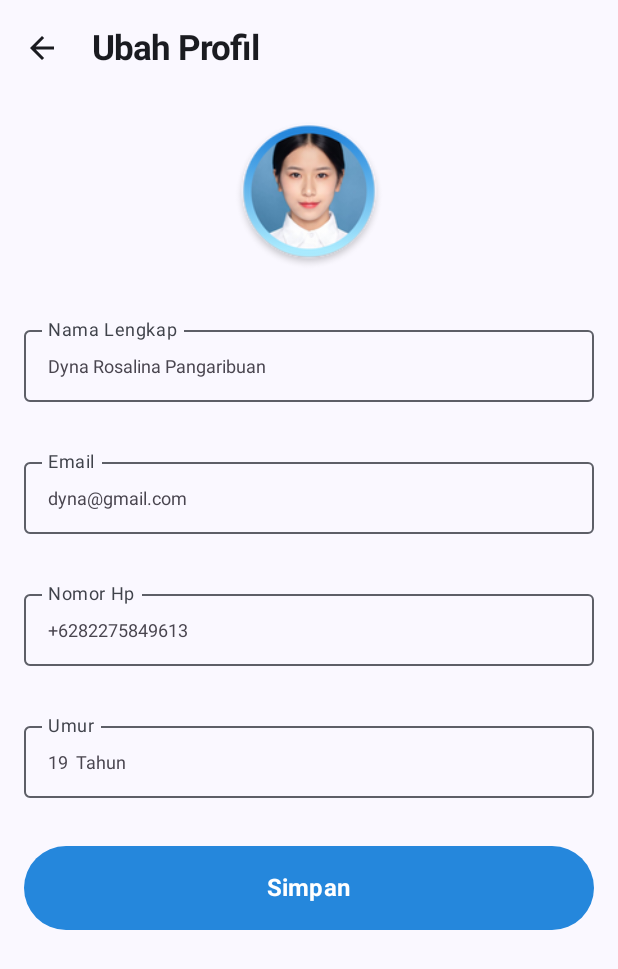
After one commit to syfanadya/BookLend, an Android app built with Jetpack Compose: the composable UbahProfil shown on its own in the app's theme, on a phone screen of 412 x 824 dp. The commit adds this screen. Shown: the top 969 px of the screen. Run offline under Robolectric (Android 15) with nearby library versions, the phone set to English and light mode, and no system bars.

Commit message:
Commit Ubah Profil

```diff
--- /dev/null
+++ b/app/src/main/java/org/d3if3128/booklend/ui/screen/UbahProfil.kt
@@ -0,0 +1,262 @@
+package org.d3if3128.booklend.ui.screen
+
+
+import android.annotation.SuppressLint
+import androidx.compose.foundation.Image
+import androidx.compose.foundation.clickable
+import androidx.compose.foundation.layout.Arrangement
+import androidx.compose.foundation.layout.Column
+import androidx.compose.foundation.layout.PaddingValues
+import androidx.compose.foundation.layout.Row
+import androidx.compose.foundation.layout.fillMaxSize
+import androidx.compose.foundation.layout.fillMaxWidth
+import androidx.compose.foundation.layout.height
+import androidx.compose.foundation.layout.padding
+import androidx.compose.foundation.layout.width
+import androidx.compose.foundation.shape.RoundedCornerShape
+import androidx.compose.foundation.text.KeyboardOptions
+import androidx.compose.material.icons.Icons
+import androidx.compose.material.icons.filled.ArrowBack
+import androidx.compose.material3.Button
+import androidx.compose.material3.ButtonDefaults
+import androidx.compose.material3.ExperimentalMaterial3Api
+import androidx.compose.material3.Icon
+import androidx.compose.material3.IconButton
+import androidx.compose.material3.OutlinedTextField
+import androidx.compose.material3.Scaffold
+import androidx.compose.material3.Text
+import androidx.compose.material3.TopAppBar
+import androidx.compose.runtime.Composable
+import androidx.compose.ui.Alignment
+import androidx.compose.ui.Modifier
+import androidx.compose.ui.graphics.Color
+import androidx.compose.ui.layout.ContentScale
+import androidx.compose.ui.res.painterResource
+import androidx.compose.ui.res.stringResource
+import androidx.compose.ui.text.TextStyle
+import androidx.compose.ui.text.font.FontWeight
+import androidx.compose.ui.text.input.ImeAction
+import androidx.compose.ui.text.input.KeyboardType
+import androidx.compose.ui.tooling.preview.Preview
+import androidx.compose.ui.unit.dp
+import androidx.compose.ui.unit.sp
+import org.d3if3128.booklend.R
+import org.d3if3128.booklend.model.DataGambar
+import org.d3if3128.booklend.ui.theme.BookLendTheme
+
+@SuppressLint("UnusedMaterial3ScaffoldPaddingParameter")
+@OptIn(ExperimentalMaterial3Api::class)
+@Composable
+fun UbahProfil() {
+
+    Scaffold(
+        topBar = {
+            TopAppBar(
+                title = { Text(text = " Ubah Profil" ,
+                    style = TextStyle(
+                        fontSize = 23.sp,
+                        fontWeight = FontWeight.Bold )
+                ) },
+                navigationIcon = {
+                    IconButton(onClick = { /* Handle back button click */ }) {
+                        Icon(Icons.Default.ArrowBack, contentDescription = "Back")
+                    }
+                }
+            )
+        }
+    ) { padding ->
+        FormUbahProfil(
+            nama = "Dyna Rosalina Pangaribuan",
+            onNamaChange = { /* handle nama change */ },
+            email = "dyna@gmail.com",
+            onEmailChange = { /* handle email change */ },
+            nomorHp = "+6282275849613",
+            onNomorHPChange = { /* handle nomorHP change */ },
+            umur = "19  Tahun",
+            onUmurChange = { /* handle umur change */ },
+            modifier = Modifier.padding(padding)
+
+        )
+    }
+}
+
+
+@Composable
+fun FormUbahProfil(
+    nama: String,
+    onNamaChange: (String) -> Unit,
+    email: String,
+    onEmailChange: (String) -> Unit,
+    nomorHp: String,
+    onNomorHPChange: (String) -> Unit,
+    umur: String,
+    onUmurChange: (String) -> Unit,
+    modifier: Modifier,
+) {
+    val data = getData()
+    Column(
+        modifier = modifier
+            .fillMaxSize()
+            .padding(16.dp),
+        verticalArrangement = Arrangement.spacedBy(32.dp, Alignment.Top),
+        horizontalAlignment = Alignment.CenterHorizontally
+    ) {
+        Image(
+            modifier = Modifier
+                .width(100.dp)
+                .height(100.dp),
+            painter = painterResource(id = data[0].imageResId),
+            contentDescription = stringResource(id = R.string.profil),
+            contentScale = ContentScale.FillBounds,
+        )
+        Column(
+            verticalArrangement = Arrangement.spacedBy(0.dp, Alignment.Top),
+            horizontalAlignment = Alignment.Start,
+        ) {
+            OutlinedTextField(
+                value = nama,
+                onValueChange = { onNamaChange(it) },
+                label = { Text(text = "Nama Lengkap") },
+                singleLine = true,
+                keyboardOptions = KeyboardOptions(
+                    keyboardType = KeyboardType.Text,
+                    imeAction = ImeAction.Next
+                ),
+                modifier = Modifier
+                    .padding(0.dp)
+                    .fillMaxWidth()
+                    .height(56.dp),
+
+                // M3/body/small
+                textStyle = TextStyle(
+                    fontSize = 12.sp,
+                    lineHeight = 16.sp,
+                    fontWeight = FontWeight(400),
+                    color = Color(0xFF49454F),
+                )
+            )
+        }
+
+        Column(
+            verticalArrangement = Arrangement.spacedBy(0.dp, Alignment.Top),
+            horizontalAlignment = Alignment.Start,
+        ) {
+            OutlinedTextField(
+                value = email,
+                onValueChange = { onEmailChange(it) },
+                label = { Text(text = "Email") },
+                singleLine = true,
+                keyboardOptions = KeyboardOptions(
+                    keyboardType = KeyboardType.Text,
+                    imeAction = ImeAction.Next
+                ),
+                modifier = Modifier
+                    .padding(0.dp)
+                    .fillMaxWidth()
+                    .height(56.dp),
+
+                // M3/body/small
+                textStyle = TextStyle(
+                    fontSize = 12.sp,
+                    lineHeight = 16.sp,
+                    fontWeight = FontWeight(400),
+                    color = Color(0xFF49454F),
+                )
+            )
+        }
+
+        Column(
+            verticalArrangement = Arrangement.spacedBy(0.dp, Alignment.Top),
+            horizontalAlignment = Alignment.Start,
+        ) {
+            OutlinedTextField(
+                value = nomorHp,
+                onValueChange = { onNomorHPChange(it) },
+                label = { Text(text = "Nomor Hp") },
+                singleLine = true,
+                keyboardOptions = KeyboardOptions(
+                    keyboardType = KeyboardType.Text,
+                    imeAction = ImeAction.Next
+                ),
+                modifier = Modifier
+                    .padding(0.dp)
+                    .fillMaxWidth()
+                    .height(56.dp),
+
+                // M3/body/small
+                textStyle = TextStyle(
+                    fontSize = 12.sp,
+                    lineHeight = 16.sp,
+                    fontWeight = FontWeight(400),
+                    color = Color(0xFF49454F),
+                )
+            )
+        }
+
+        Row(
+            verticalAlignment = Alignment.CenterVertically,
+            modifier = Modifier.clickable {  }
+        ) {
+            Column(
+                verticalArrangement = Arrangement.spacedBy(0.dp, Alignment.Top),
+                horizontalAlignment = Alignment.Start,
+                modifier = Modifier.weight(1f)
+            ) {
+                OutlinedTextField(
+                    value = umur,
+                    onValueChange = { onUmurChange(it) },
+                    label = { Text(text = "Umur") },
+                    singleLine = true,
+                    keyboardOptions = KeyboardOptions(
+                        keyboardType = KeyboardType.Text,
+                        imeAction = ImeAction.Done
+                    ),
+                    modifier = Modifier
+                        .padding(0.dp)
+                        .fillMaxWidth()
+                        .height(56.dp),
+
+                    // M3/body/small
+                    textStyle = TextStyle(
+                        fontSize = 12.sp,
+                        lineHeight = 16.sp,
+                        fontWeight = FontWeight(400),
+                        color = Color(0xFF49454F),
+                    )
+                )
+            }
+        }
+
+        Button(
+            onClick = {},
+            colors = ButtonDefaults.buttonColors(containerColor = Color(0xFF2587DC)),
+            modifier = Modifier
+                .fillMaxWidth()
+                .height(56.dp),
+            contentPadding = PaddingValues(),
+            shape = RoundedCornerShape(size = 66.dp)
+        ) {
+            Text(
+                text = stringResource(R.string.simpan),
+                fontWeight = FontWeight(700),
+                fontSize = 16.sp
+            )
+        }
+
+
+    }
+}
+
+private fun getData(): List<DataGambar> {
+    return listOf(
+        DataGambar("Profil", R.drawable.profil)
+    )
+}
+
+@Preview(showBackground = true)
+@Composable
+fun UbahProfilPreview() {
+    BookLendTheme {
+        UbahProfil()
+    }
+}
--- a/app/src/main/res/values/strings.xml
+++ b/app/src/main/res/values/strings.xml
@@ -1,15 +1,5 @@
 <resources>
     <string name="app_name">Booklend</string>
-    <string name="bmi_intro">Masuk ke akun anda!  untuk menikmati fitur - fitur BookLend.</string>
-    <string name="berat_badan">Berat badan</string>
-    <string name="tinggi_badan">Tinggi badan</string>
-    <string name="pria">Pria</string>
-    <string name="wanita">Wanita</string>
-    <string name="hitung">Hitung</string>
-    <string name="bmi_x">BMI: %1$.2f</string>
-    <string name="kurus">Kurus (Kurang gizi)</string>
-    <string name="ideal">Ideal</string>
-    <string name="gemuk">Gemuk</string>
     <string name="input_invalid">Tidak boleh kosong</string>
     <string name="s1">Pinjam buku jadi lebih simpel dengan BOOKLEND</string>
     <string name="s2">@2024 BOOKLEND</string>
@@ -27,4 +17,27 @@
     <string name="grid">Grid</string>
     <string name="list">List</string>
     <string name="list_buku_kosong">List Buku Kosong</string>
+
+    <string name="logo_2">Ini Logo Aplikasi BookLend</string>
+    <string name="profil">Profil</string>
+    <string name="buku">Buku</string>
+    <string name="logo_whatsapp">Whatsapp</string>
+    <string name="no_whatsapp">+62 813 5800 8183</string>
+    <string name="logo_instagram">Instagram</string>
+    <string name="kembali">Kembali</string>
+    <string name="gambar">Gambar %1$s</string>
+    <string name="copyright">Pinjam buku jadi lebih simpel dengan BOOKLEND</string>
+    <string name="masuk">Ayo mulai</string>
+    <string name="buat_akun">Buat akun</string>
+    <string name="simpan">Simpan</string>
+    <string name="pinjam_buku">Pinjam Buku</string>
+    <string name="atau_masuk_dengan">Atau masuk dengan</string>
+    <string name="masuk_dengan_google">Masuk dengan Google</string>
+    <string name="belum_punya_akun_daftar">"Belum punya akun ? Daftar "</string>
+    <string name="nama_ku">Nama </string>
+    <string name="tentang_aplikasi">Tentang Aplikasi</string>
+    <string name="copyright_2">BookLend adalah sebuah aplikasi perpustakaan digital yang dirancang untuk memudahkan Anda dalam melakukan peminjaman buku dari perpustakaan. Dengan BookLend, Anda dapat dengan mudah mencari dan meminjam buku, secara online.</string>
+    <string name="text_buku">A New Program \nfor Graphic Design</string>
+    <string name="deskripsi_buku">A New Program for Graphic Design is the first communication-design textbook expressly of and for the 21st century.</string>
+
 </resources>
```
Also changed, not shown: app/src/main/res/drawable-hdpi/profil.png (added), app/src/main/res/drawable-mdpi/profil.png (added), app/src/main/res/drawable-xhdpi/profil.png (added), app/src/main/res/drawable-xxhdpi/profil.png (added), app/src/main/res/drawable-xxxhdpi/profil.png (added).
